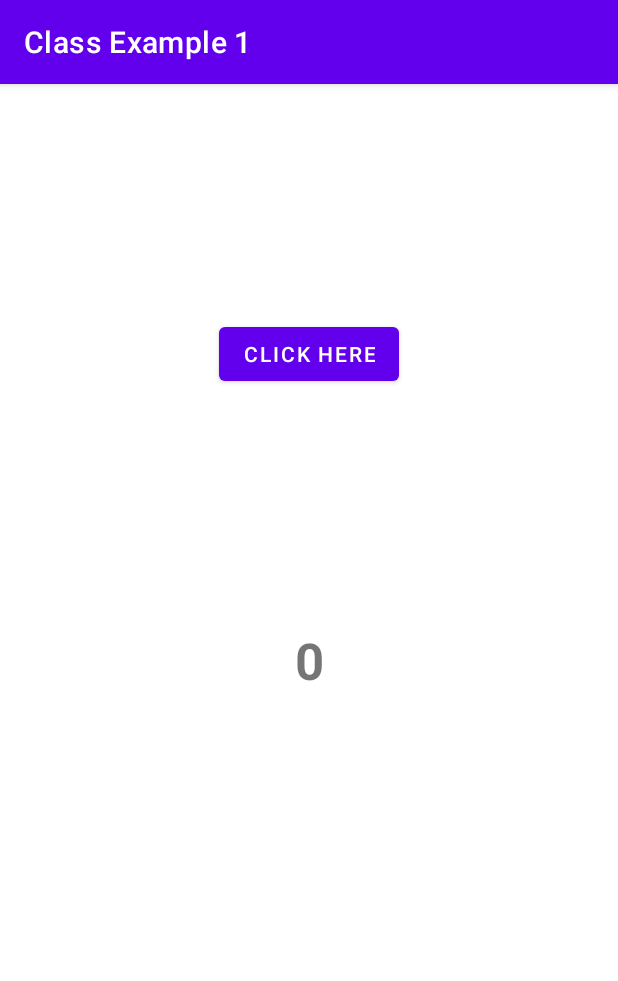
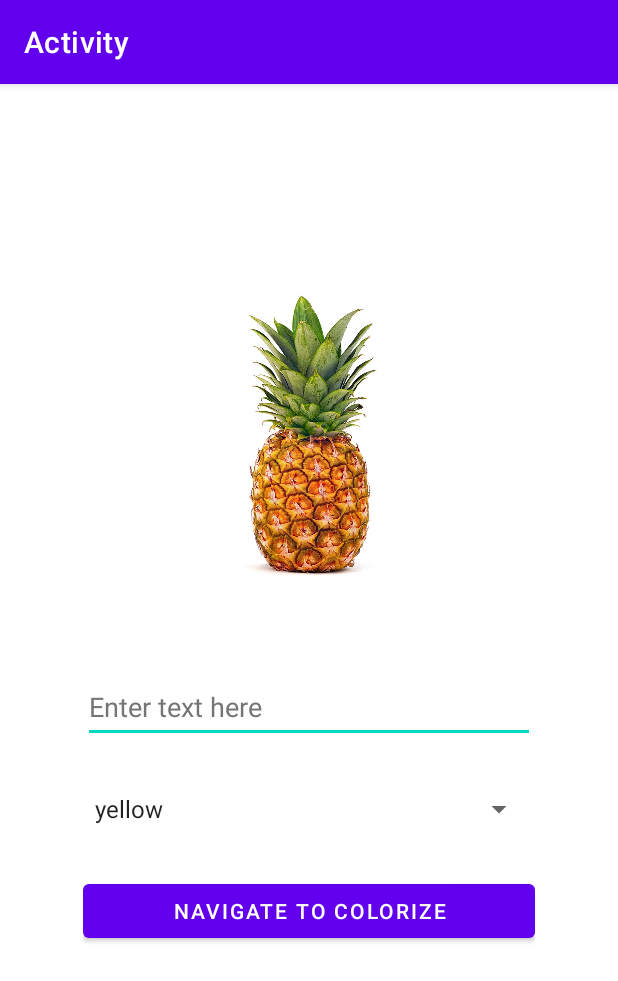
Before and after one commit to daniel57060/Activity2, an Android app: the screen it shows after launch (MainActivity), on a phone screen of 412 x 824 dp. Shown: the top 981 px of the screen. Run offline under Robolectric (Android 15) with nearby library versions, the phone set to English and light mode, and no system bars.

Commit message:
Task complete

```diff
--- a/app/src/main/AndroidManifest.xml
+++ b/app/src/main/AndroidManifest.xml
@@ -10,6 +10,12 @@
         android:supportsRtl="true"
         android:theme="@style/Theme.ClassExample1">
         <activity
+            android:name=".ColorizeMessageActivity"
+            android:exported="false" />
+        <activity
+            android:name=".CounterActivity"
+            android:exported="false" />
+        <activity
             android:name=".MainActivity"
             android:exported="true">
             <intent-filter>
--- a/app/src/main/java/com/example/classexample1/MainActivity.kt
+++ b/app/src/main/java/com/example/classexample1/MainActivity.kt
@@ -1,25 +1,74 @@
 package com.example.classexample1
 
+import android.content.Intent
+import android.graphics.Color
+import android.os.Bundle
+import android.view.View
+import android.widget.*
 import androidx.appcompat.app.AppCompatActivity
-import android.os.Bundle
-import android.util.Log
-import android.widget.Button
-import android.widget.TextView
 
 class MainActivity : AppCompatActivity() {
+    private lateinit var messageView: EditText
+    private lateinit var spinner: Spinner
+
+    private var selectedColor = null as String?
+
+    private val colors = hashMapOf(
+        "yellow" to Color.YELLOW,
+        "green" to Color.GREEN
+    )
+
     override fun onCreate(savedInstanceState: Bundle?) {
         super.onCreate(savedInstanceState)
         setContentView(R.layout.activity_main)
 
-        var counter = 0
+        spinner = findViewById(R.id.spinner)
+        messageView = findViewById(R.id.message_input)
 
-        val elCount = findViewById<TextView>(R.id.count)
-        val btnClickHere = findViewById<Button>(R.id.click_here)
+        initializeSpinner()
+    }
 
-        btnClickHere.setOnClickListener {
-            Log.d("INFO", "$counter")
-            counter += 1
-            elCount.text = counter.toString()
+    @Suppress("UNUSED_PARAMETER")
+    fun navigateToColorize(view: View) {
+        val message = messageView.text.toString()
+        when {
+            selectedColor.isNullOrBlank() -> {
+                Toast.makeText(this@MainActivity, "You must selected a color", Toast.LENGTH_SHORT)
+                    .show()
+            }
+            message.isBlank() -> {
+                Toast.makeText(this@MainActivity, "Your message in empty", Toast.LENGTH_SHORT)
+                    .show()
+            }
+            else -> {
+                val intent = Intent(this, ColorizeMessageActivity::class.java)
+                val bundle = Bundle()
+                bundle.putInt("color", colors[selectedColor] ?: Color.GRAY)
+                bundle.putString("message", message)
+                intent.putExtras(bundle)
+                startActivity(intent)
+            }
+        }
+    }
+
+    private fun initializeSpinner() {
+        val adapter = ArrayAdapter(this, android.R.layout.simple_spinner_item, colors.keys.toList())
+        adapter.setDropDownViewResource(android.R.layout.simple_spinner_dropdown_item)
+        spinner.adapter = adapter
+
+        spinner.onItemSelectedListener = object : AdapterView.OnItemSelectedListener {
+            override fun onItemSelected(
+                parent: AdapterView<*>,
+                view: View?,
+                position: Int,
+                id: Long
+            ) {
+                selectedColor = parent.getItemAtPosition(position) as String
+            }
+
+            override fun onNothingSelected(parent: AdapterView<*>) {
+                selectedColor = null
+            }
         }
     }
 }
--- a/app/src/main/res/layout/activity_main.xml
+++ b/app/src/main/res/layout/activity_main.xml
@@ -6,26 +6,55 @@
     android:layout_height="match_parent"
     tools:context=".MainActivity">
 
-    <TextView
-        android:id="@+id/count"
-        android:layout_width="wrap_content"
-        android:layout_height="wrap_content"
-        android:text="0"
-        android:textSize="34sp"
-        android:textStyle="bold"
+    <ImageView
+        android:id="@+id/logo_image"
+        android:layout_width="376dp"
+        android:layout_height="228dp"
+        android:contentDescription="@string/logo_description"
+        app:layout_constraintBottom_toTopOf="@+id/linearLayout"
+        app:layout_constraintEnd_toEndOf="parent"
+        app:layout_constraintHorizontal_bias="0.485"
+        app:layout_constraintStart_toStartOf="parent"
+        app:layout_constraintTop_toTopOf="parent"
+        app:layout_constraintVertical_bias="0.746"
+        android:src="@drawable/pineapple" />
+
+    <LinearLayout
+        android:id="@+id/linearLayout"
+        android:layout_width="301dp"
+        android:layout_height="198dp"
+        android:gravity="center_horizontal"
+        android:orientation="vertical"
         app:layout_constraintBottom_toBottomOf="parent"
-        app:layout_constraintLeft_toLeftOf="parent"
-        app:layout_constraintRight_toRightOf="parent"
-        app:layout_constraintTop_toTopOf="parent" />
-
-    <Button
-        android:id="@+id/click_here"
-        android:layout_width="wrap_content"
-        android:layout_height="wrap_content"
-        android:layout_marginTop="156dp"
-        android:text="Click Here"
         app:layout_constraintEnd_toEndOf="parent"
         app:layout_constraintStart_toStartOf="parent"
-        app:layout_constraintTop_toTopOf="parent" />
+        app:layout_constraintTop_toTopOf="parent"
+        app:layout_constraintVertical_bias="0.686">
 
+        <EditText
+            android:id="@+id/message_input"
+            android:layout_width="match_parent"
+            android:layout_height="wrap_content"
+            android:layout_marginBottom="20dp"
+            android:autofillHints=""
+            android:hint="@string/message_placeholder"
+            android:inputType="text"
+            android:minHeight="48dp"
+            android:textColorHint="#757575" />
+
+        <Spinner
+            android:id="@+id/spinner"
+            android:layout_width="301dp"
+            android:layout_height="48dp"
+            android:layout_marginBottom="20dp"
+            android:contentDescription="@string/app_name" />
+
+        <Button
+            android:id="@+id/go_to_colorize"
+            android:layout_width="301dp"
+            android:layout_height="wrap_content"
+            android:onClick="navigateToColorize"
+            android:text="@string/navigate_to_colorize" />
+
+    </LinearLayout>
 </androidx.constraintlayout.widget.ConstraintLayout>
--- a/app/src/main/res/values/strings.xml
+++ b/app/src/main/res/values/strings.xml
@@ -1,3 +1,9 @@
 <resources>
-    <string name="app_name">Class Example 1</string>
+    <string name="app_name">Activity</string>
+    <string name="click_here">Click Here</string>
+    <string name="initial_count">0</string>
+    <string name="navigate_to_counter">Go to Counter</string>
+    <string name="navigate_to_colorize">Navigate to Colorize</string>
+    <string name="message_placeholder">Enter text here</string>
+    <string name="logo_description">Logo image</string>
 </resources>
```
Also changed, not shown: app/src/main/java/com/example/classexample1/ColorizeMessageActivity.kt (added, +22 -0 lines), app/src/main/res/layout/activity_colorize_message.xml (added, +20 -0 lines), app/src/main/res/drawable/ic_launcher_foreground.xml (renamed from app/src/main/res/drawable-v24/ic_launcher_foreground.xml), app/src/main/res/drawable/pineapple.jpg (added).
